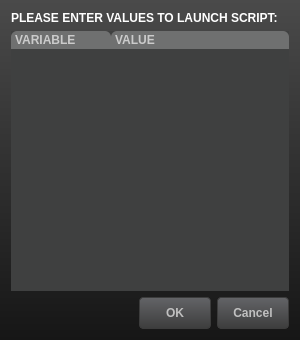
This is interfaces/extscriptvariableask.ui in buzzinglight/IanniX as Qt 5 draws it before an edit. The edited form follows.
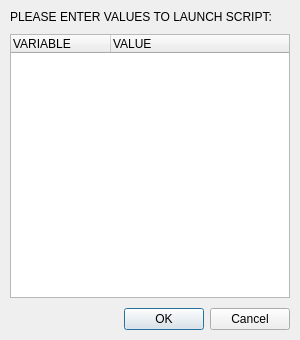
This is the edited form.

What changed in the file:
```diff
--- a/interfaces/extscriptvariableask.ui
+++ b/interfaces/extscriptvariableask.ui
@@ -14,95 +14,19 @@
    <string>IanniX</string>
   </property>
   <property name="styleSheet">
-   <string notr="true">QWidget {
-	font: 11px &quot;Arial&quot;;
-}
-
-QWidget#ExtScriptVariableAsk {
-	background-color: qlineargradient(spread:pad, x1:0, y1:0, x2:0, y2:1, stop:0 rgba(74, 74, 74, 255), stop:1 rgba(22, 22, 22, 255));
-}
-
-QLabel {
-	color: white;
-}
-
-
-QPushButton {
-	color: white;
-	font: bold;
-	border: 1px solid rgb(60, 60, 60);
-	min-width: 70px;
-	min-height: 30px;
-	border-radius: 4px;
-	color: rgb(192, 192, 192);
-	background-color: qlineargradient(spread:pad, x1:0, y1:0, x2:0, y2:1, stop:0 rgba(99, 100, 103, 255), stop:1 rgba(61, 61, 61, 255));
-
-}
-QPushButton:hover {
-	border: 1px solid rgb(0, 187, 255);
-	background-color: rgb(0, 137, 241, 128);
-}
-QPushButton::checked {
-	background-color: rgb(0, 187, 255);
-	color: white;
-}
-
-QTreeWidget {
-	alternate-background-color: rgb(79, 79, 81);
-	color: white;
-	border: 0px solid transparent;
-	gridline-color: rgb(150, 152, 137);
-	selection-background-color: rgb(0, 187, 255);
-	background: transparent;
-	background-color: rgb(63, 64, 64);
-}
-QTreeWidget::item {
-}
-QHeaderView {
-	background: transparent;
-	border: 0px solid transparent;
-	color: rgb(203, 203, 203);
-	min-height: 12px;
-}
-QHeaderView::section {
-	background: rgba(255, 255, 255, 64);
-	padding-left: 4px;
-	border: 0px solid transparent;
-	border-top-left-radius:  6px;
-	border-top-right-radius: 6px;
-	font: bold;
-}
-
-QScrollBar:vertical, QScrollBar:horizontal {
-	border: 0px solid transparent;
-	background: rgba(255, 255, 255, 32);
-}
-QScrollBar::handle:vertical, QScrollBar::handle:horizontal {
-	border: 0px solid transparent;
-	background: rgb(161, 161, 161);
-	border-radius: 3px;
-}
-QScrollBar:vertical {						width: 8px;					}
-QScrollBar:horizontal {					height: 8px;				}
-QScrollBar::handle:vertical {			min-height: 8px;		}
-QScrollBar::handle:horizontal {	min-width: 8px;			}
-QScrollBar::add-line:vertical, QScrollBar::add-line:hozirontal, QScrollBar::sub-line:vertical, QScrollBar::sub-line:horizontal, QScrollBar::up-arrow:vertical, QScrollBar::up-arrow:horizontal, QScrollBar::down-arrow:vertical, QScrollBar::down-arrow:horizontal {
-	border: 0px solid transparent;
-	background: transparent;
-	width: 1px;
-	height: 1px;
-}
-QScrollBar::add-page:vertical, QScrollBar::sub-page:vertical, QScrollBar::add-page:horizontal, QScrollBar::sub-page:horizontal {
-	background: none;
-}
-
-</string>
+   <string notr="true"/>
   </property>
   <layout class="QVBoxLayout" name="verticalLayout">
+   <property name="spacing">
+    <number>10</number>
+   </property>
+   <property name="margin">
+    <number>10</number>
+   </property>
    <item>
     <widget class="QLabel" name="scriptTitle">
      <property name="styleSheet">
-      <string notr="true">font: bold;</string>
+      <string notr="true"/>
      </property>
      <property name="text">
       <string>PLEASE ENTER VALUES TO LAUNCH SCRIPT:</string>
```
Left out of the diff: 5 changed lines with no effect on the pictures.
